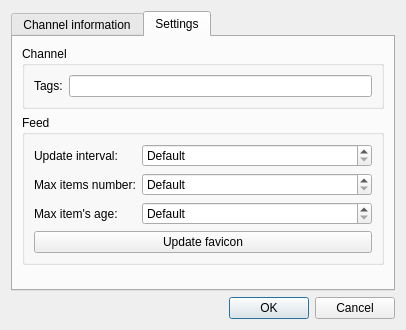
Old version of the form src/plugins/aggregator/feedsettings.ui in the repository 0xd34df00d/leechcraft.
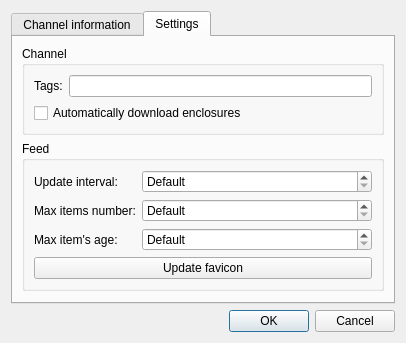
New version of the form. The open tabs and pages were chosen to show the change. Icons and pictures are not drawn. Custom widgets are drawn as their Qt base class.

Commit message: Core: added the AutoDownloadEnclosures field.

Diff of the .ui file:
```diff
--- a/src/plugins/aggregator/feedsettings.ui
+++ b/src/plugins/aggregator/feedsettings.ui
@@ -119,10 +119,9 @@
          <property name="title">
           <string>Channel</string>
          </property>
+         <layout class="QVBoxLayout" name="verticalLayout_4">
+          <item>
          <layout class="QFormLayout" name="formLayout">
-          <property name="fieldGrowthPolicy">
-           <enum>QFormLayout::AllNonFixedFieldsGrow</enum>
-          </property>
           <item row="0" column="0">
            <widget class="QLabel" name="label">
             <property name="text">
@@ -135,6 +134,15 @@
           </item>
           <item row="0" column="1">
            <widget class="LeechCraft::Util::TagsLineEdit" name="ChannelTags_"/>
+            </item>
+           </layout>
+          </item>
+          <item>
+           <widget class="QCheckBox" name="AutoDownloadEnclosures_">
+            <property name="text">
+             <string>Automatically download enclosures</string>
+            </property>
+           </widget>
           </item>
          </layout>
         </widget>
```
Left out of the diff: 2 changed lines with no effect on the pictures. Lines whose indentation alone changed are shown as unchanged. The commit also changes 5 other files.
